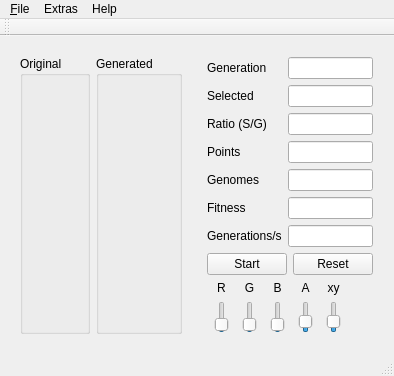
superkartoffel/evo-cubist, file mainwindow.ui: the form before one commit.
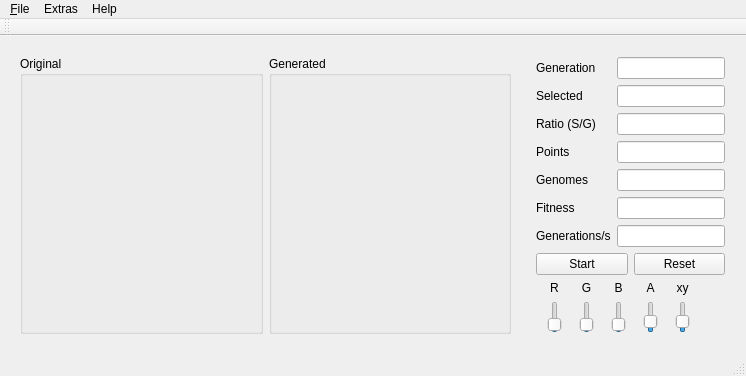
The form after the commit. Icons and pictures are not drawn.

Commit message: SVGReader liest jetzt auch die Metadaten aus v0.5-Dateien.

```diff
--- a/mainwindow.ui
+++ b/mainwindow.ui
@@ -6,8 +6,8 @@
    <rect>
     <x>0</x>
     <y>0</y>
-    <width>353</width>
-    <height>367</height>
+    <width>746</width>
+    <height>372</height>
    </rect>
   </property>
   <property name="windowTitle">
@@ -488,7 +488,7 @@
     <rect>
      <x>0</x>
      <y>0</y>
-     <width>353</width>
+     <width>746</width>
      <height>21</height>
     </rect>
    </property>
```
Left out of the diff: 13 changed lines with no effect on the pictures. The commit also changes 2 other files.
